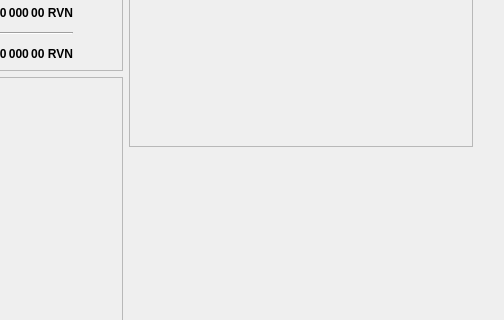
This is src/qt/forms/overviewpage.ui in RavenProject/Ravencoin as Qt 5 draws it before an edit; both pictures show x 266 to 770 and y 136 to 456 of the 770 by 570 pixel window. The edited form follows.
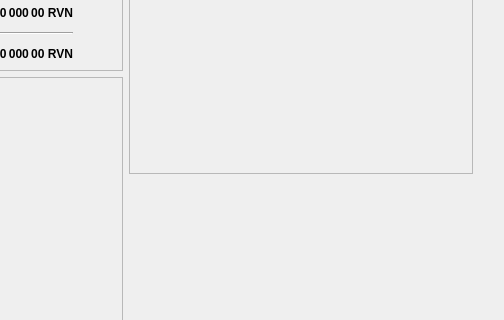
This is the edited form. Icons and pictures are not drawn.

Commit message: WIP: switched to table widget -- still needs column sizing work

Diff of the .ui file:
```diff
--- a/src/qt/forms/overviewpage.ui
+++ b/src/qt/forms/overviewpage.ui
@@ -44,7 +44,7 @@
      <x>14</x>
      <y>20</y>
      <width>725</width>
-     <height>526</height>
+     <height>580</height>
     </rect>
    </property>
    <layout class="QHBoxLayout" name="horizontalLayout">
```
Left out of the diff: 31 changed lines with no effect on the pictures. The commit also changes 1 other file.
